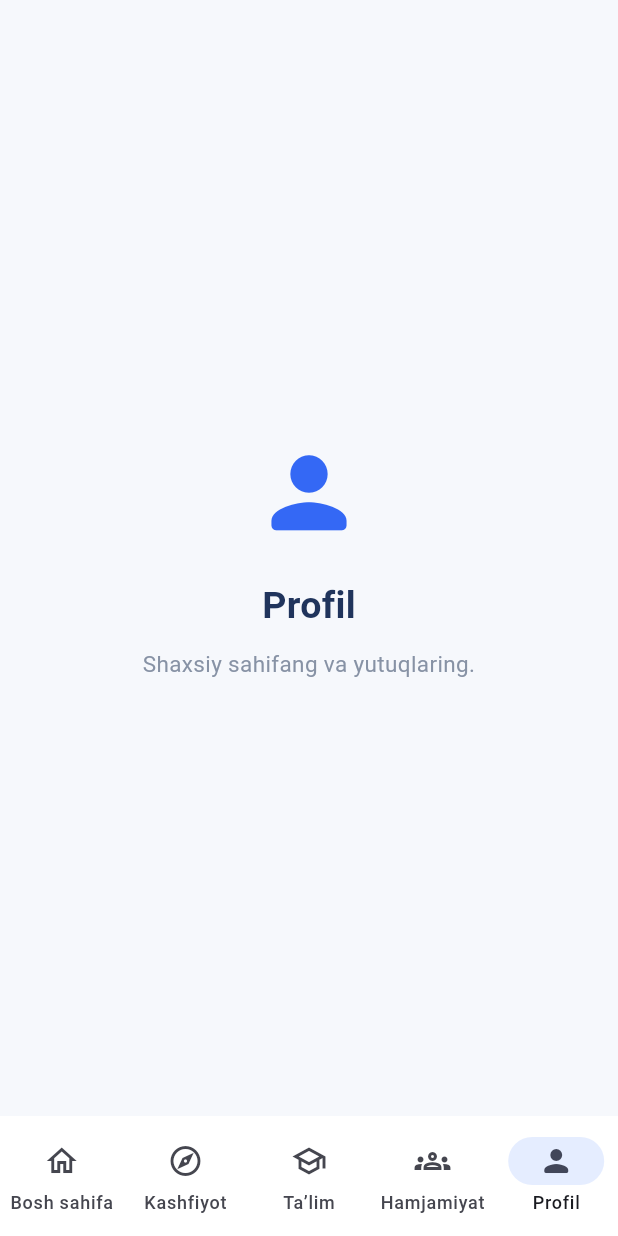
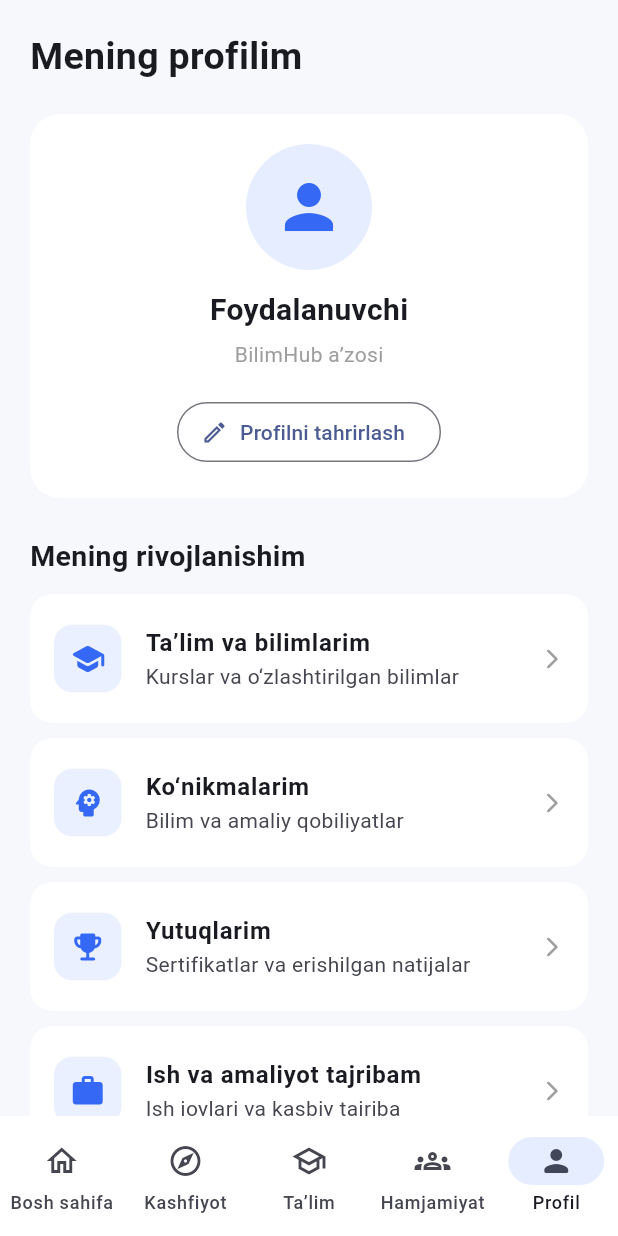
Before and after one commit to amirmohir2021/Bilimhub, a Flutter app: the screen it shows after launch, item 5 of the bottom bar chosen, on a phone screen of 412 x 824 dp. Run offline on Flutter 3.47's test engine with Material 3 defaults, Android fonts, the phone set to English and light mode, and no system bars.

Commit message:
Add initial profile page

```diff
--- a/lib/screens/main_screen.dart
+++ b/lib/screens/main_screen.dart
@@ -2,6 +2,8 @@
 import 'package:flutter/material.dart';
 import 'home_page.dart';
 import 'simple_page.dart';
+import 'profile_page.dart';
+
 
 class MainScreen extends StatefulWidget {
   const MainScreen({super.key});
@@ -30,11 +32,8 @@ class _MainScreenState extends State<MainScreen> {
       subtitle: 'Do‘stlar bilan birgalikda o‘rganamiz!',
       icon: Icons.groups_rounded,
     ),
-    SimplePage(
-      title: 'Profil',
-      subtitle: 'Shaxsiy sahifang va yutuqlaring.',
-      icon: Icons.person_rounded,
-    ),
+  ProfilePage(),
+
   ];
 
   @override
--- /dev/null
+++ b/lib/screens/profile_page.dart
@@ -0,0 +1,170 @@
+import 'package:flutter/material.dart';
+
+
+class ProfilePage extends StatelessWidget {
+const ProfilePage({super.key});
+
+static const Color primaryColor = Color(0xFF3468F5);
+
+@override
+Widget build(BuildContext context) {
+return Scaffold(
+backgroundColor: const Color(0xFFF6F8FC),
+body: SafeArea(
+child: ListView(
+padding: const EdgeInsets.all(20),
+children: [
+const Text(
+'Mening profilim',
+style: TextStyle(
+fontSize: 25,
+fontWeight: FontWeight.bold,
+),
+),
+
+const SizedBox(height: 20),
+
+Container(
+padding: const EdgeInsets.all(20),
+decoration: BoxDecoration(
+color: Colors.white,
+borderRadius: BorderRadius.circular(20),
+),
+child: Column(
+children: [
+const CircleAvatar(
+radius: 42,
+backgroundColor: Color(0xFFE5EDFF),
+child: Icon(
+Icons.person,
+size: 48,
+color: primaryColor,
+),
+),
+const SizedBox(height: 12),
+const Text(
+'Foydalanuvchi',
+style: TextStyle(
+fontSize: 20,
+fontWeight: FontWeight.bold,
+),
+),
+const SizedBox(height: 5),
+const Text(
+'BilimHub a’zosi',
+style: TextStyle(color: Colors.grey),
+),
+const SizedBox(height: 18),
+OutlinedButton.icon(
+onPressed: () {},
+icon: const Icon(Icons.edit_outlined),
+label: const Text('Profilni tahrirlash'),
+),
+],
+),
+),
+
+const SizedBox(height: 25),
+
+const Text(
+'Mening rivojlanishim',
+style: TextStyle(
+fontSize: 19,
+fontWeight: FontWeight.bold,
+),
+),
+
+const SizedBox(height: 12),
+
+_ProfileItem(
+icon: Icons.school_rounded,
+title: 'Ta’lim va bilimlarim',
+subtitle: 'Kurslar va o‘zlashtirilgan bilimlar',
+),
+
+_ProfileItem(
+icon: Icons.psychology_rounded,
+title: 'Ko‘nikmalarim',
+subtitle: 'Bilim va amaliy qobiliyatlar',
+),
+
+_ProfileItem(
+icon: Icons.emoji_events_rounded,
+title: 'Yutuqlarim',
+subtitle: 'Sertifikatlar va erishilgan natijalar',
+),
+
+_ProfileItem(
+icon: Icons.work_rounded,
+title: 'Ish va amaliyot tajribam',
+subtitle: 'Ish joylari va kasbiy tajriba',
+),
+
+_ProfileItem(
+icon: Icons.family_restroom_rounded,
+title: 'Oila bilan bog‘lanish',
+subtitle: 'Ota-ona va farzand profillari',
+),
+
+_ProfileItem(
+icon: Icons.description_rounded,
+title: 'Mening resume’im',
+subtitle: 'Shaxsiy portfolio va tavsifnoma',
+),
+
+const SizedBox(height: 20),
+],
+),
+),
+);
+}
+}
+
+class _ProfileItem extends StatelessWidget {
+final IconData icon;
+final String title;
+final String subtitle;
+
+const _ProfileItem({
+required this.icon,
+required this.title,
+required this.subtitle,
+});
+
+@override
+Widget build(BuildContext context) {
+return Container(
+margin: const EdgeInsets.only(bottom: 10),
+decoration: BoxDecoration(
+color: Colors.white,
+borderRadius: BorderRadius.circular(15),
+),
+child: ListTile(
+contentPadding: const EdgeInsets.symmetric(
+horizontal: 16,
+vertical: 7,
+),
+leading: Container(
+width: 45,
+height: 45,
+decoration: BoxDecoration(
+color: const Color(0xFFEAF0FF),
+borderRadius: BorderRadius.circular(12),
+),
+child: Icon(icon, color: const Color(0xFF3468F5)),
+),
+title: Text(
+title,
+style: const TextStyle(fontWeight: FontWeight.w600),
+),
+subtitle: Text(subtitle),
+trailing: const Icon(
+Icons.arrow_forward_ios_rounded,
+size: 16,
+color: Colors.grey,
+),
+onTap: () {},
+),
+);
+}
+}
```
